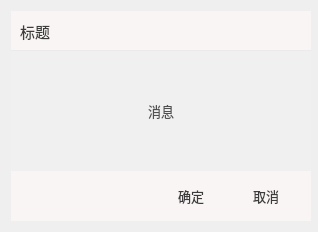
ichinoseyuu/d3dxModManager, file SmodernUI/component/ui/dialog.ui: the form before one commit.
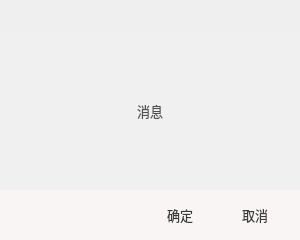
The form after the commit. Icons and pictures are not drawn.

What changed in the file:
```diff
--- a/SmodernUI/component/ui/dialog.ui
+++ b/SmodernUI/component/ui/dialog.ui
@@ -1,42 +1,20 @@
 <?xml version="1.0" encoding="UTF-8"?>
 <ui version="4.0">
  <class>dialog</class>
- <widget class="QDialog" name="dialog">
+ <widget class="QWidget" name="dialog">
   <property name="geometry">
    <rect>
     <x>0</x>
     <y>0</y>
-    <width>318</width>
-    <height>228</height>
+    <width>300</width>
+    <height>240</height>
    </rect>
   </property>
-  <property name="sizePolicy">
-   <sizepolicy hsizetype="Expanding" vsizetype="Expanding">
-    <horstretch>0</horstretch>
-    <verstretch>0</verstretch>
-   </sizepolicy>
-  </property>
-  <property name="minimumSize">
-   <size>
-    <width>318</width>
-    <height>0</height>
-   </size>
+  <property name="windowTitle">
+   <string/>
   </property>
   <property name="styleSheet">
-   <string notr="true">#titleWidget {
-    border-bottom: 1px solid rgb(235, 235, 235);
-    background-color: rgb(250, 245, 245);
-}
-
-#title {
-	font-family: &quot;微软雅黑&quot;;
-    font: 11pt;
-    border: none;
-    background-color: transparent;
-    color: rgb(60, 60, 60);
-}
-
-#messageWidget {
+   <string notr="true">#messageWidget {
     background-color: rgb(240, 240, 240);
 }
 
@@ -67,73 +45,24 @@
    <property name="spacing">
     <number>0</number>
    </property>
-   <item>
-    <widget class="QWidget" name="titleWidget" native="true">
-     <property name="minimumSize">
-      <size>
-       <width>300</width>
-       <height>40</height>
-      </size>
-     </property>
-     <property name="maximumSize">
-      <size>
-       <width>16777215</width>
-       <height>40</height>
-      </size>
-     </property>
-     <layout class="QHBoxLayout" name="horizontalLayout">
-      <item>
-       <widget class="QLabel" name="title">
-        <property name="text">
-         <string>标题</string>
-        </property>
-        <property name="alignment">
-         <set>Qt::AlignmentFlag::AlignCenter</set>
-        </property>
-       </widget>
-      </item>
-      <item>
-       <spacer name="horizontalSpacer">
-        <property name="orientation">
-         <enum>Qt::Orientation::Horizontal</enum>
-        </property>
-        <property name="sizeHint" stdset="0">
-         <size>
-          <width>40</width>
-          <height>20</height>
-         </size>
-        </property>
-       </spacer>
-      </item>
-      <item>
-       <widget class="QPushButton" name="btnExit">
-        <property name="minimumSize">
-         <size>
-          <width>24</width>
-          <height>24</height>
-         </size>
-        </property>
-        <property name="maximumSize">
-         <size>
-          <width>24</width>
-          <height>24</height>
-         </size>
-        </property>
-        <property name="icon">
-         <iconset resource="../../../resource/resources.qrc">
-          <normaloff>:/iamge_pack/title_bar/shutdown.png</normaloff>:/iamge_pack/title_bar/shutdown.png</iconset>
-        </property>
-       </widget>
-      </item>
-     </layout>
-    </widget>
-   </item>
+   <property name="leftMargin">
+    <number>0</number>
+   </property>
+   <property name="topMargin">
+    <number>32</number>
+   </property>
+   <property name="rightMargin">
+    <number>0</number>
+   </property>
+   <property name="bottomMargin">
+    <number>0</number>
+   </property>
    <item>
     <widget class="QWidget" name="messageWidget" native="true">
      <property name="minimumSize">
       <size>
        <width>300</width>
-       <height>120</height>
+       <height>140</height>
       </size>
      </property>
      <property name="layoutDirection">
```
Left out of the diff: 6 changed lines with no effect on the pictures.
